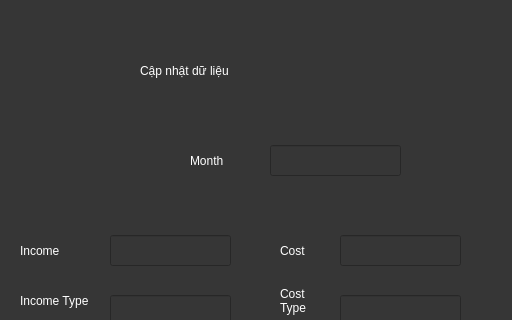
Before: the Qt Designer form adddata.ui in Personal-Finance-Management/Project, drawn with Qt 5; both pictures show x 0 to 512 and y 95 to 415 of the 512 by 637 pixel window.
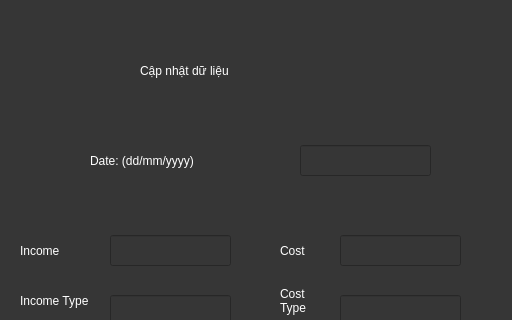
After: the same form once the commit is applied.

Patch:
```diff
--- a/adddata.ui
+++ b/adddata.ui
@@ -89,9 +89,9 @@
    <widget class="QLabel" name="label_4">
     <property name="geometry">
      <rect>
-      <x>190</x>
+      <x>90</x>
       <y>240</y>
-      <width>71</width>
+      <width>191</width>
       <height>31</height>
      </rect>
     </property>
@@ -100,13 +100,13 @@
 color: rgb(255, 255, 255);</string>
     </property>
     <property name="text">
-     <string>Month</string>
+     <string>Date: (dd/mm/yyyy)</string>
     </property>
    </widget>
    <widget class="QLineEdit" name="month">
     <property name="geometry">
      <rect>
-      <x>270</x>
+      <x>300</x>
       <y>240</y>
       <width>131</width>
       <height>31</height>
```
Left out of the diff: 2 changed lines with no effect on the pictures.
